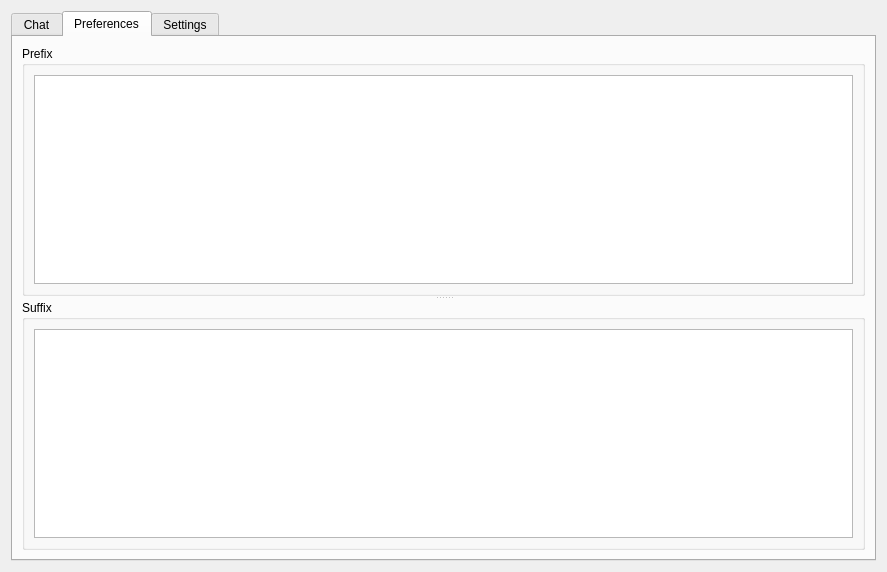
Qt form src/airunner/widgets/llm/templates/llm_widget.ui (Capsize-Games/airunner) before a commit.
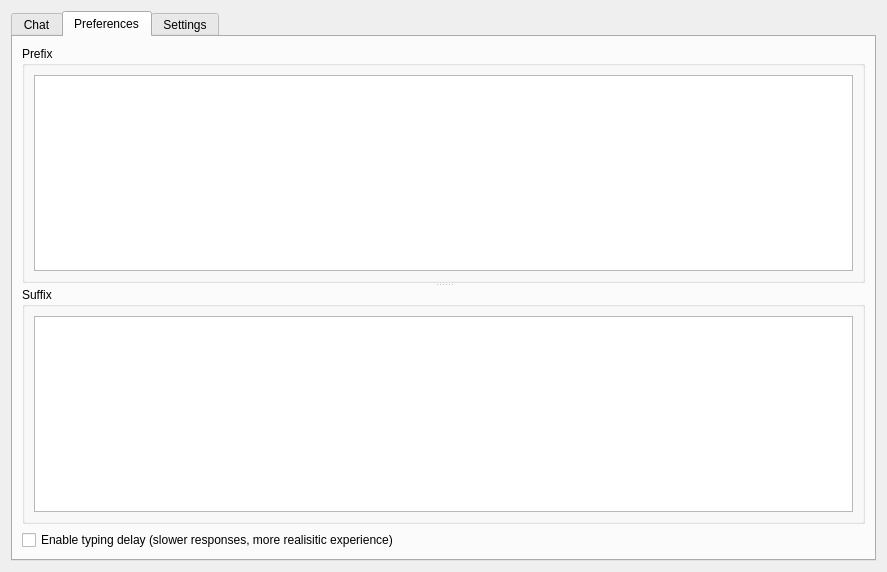
The same form after that commit. The open tabs and pages were chosen to show the change. Icons and pictures are not drawn. Custom widgets are drawn as their Qt base class.

Commit message: llm widget fixes

The edit to the form file:
```diff
--- a/src/airunner/widgets/llm/templates/llm_widget.ui
+++ b/src/airunner/widgets/llm/templates/llm_widget.ui
@@ -174,6 +174,13 @@
          </widget>
         </widget>
        </item>
+       <item row="1" column="0">
+        <widget class="QCheckBox" name="checkBox">
+         <property name="text">
+          <string>Enable typing delay (slower responses, more realisitic experience)</string>
+         </property>
+        </widget>
+       </item>
       </layout>
      </widget>
      <widget class="QWidget" name="tab_3">
```
Left out of the diff: 24 changed lines with no effect on the pictures. The commit also changes 5 other files.
